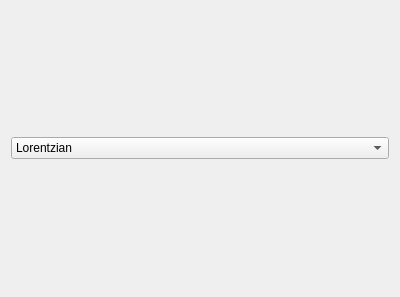
The window that pylabnet/gui/pyqt/gui_templates/fit_popup.ui (lukingroup/pylabnet) describes before a commit, drawn with Qt 5.
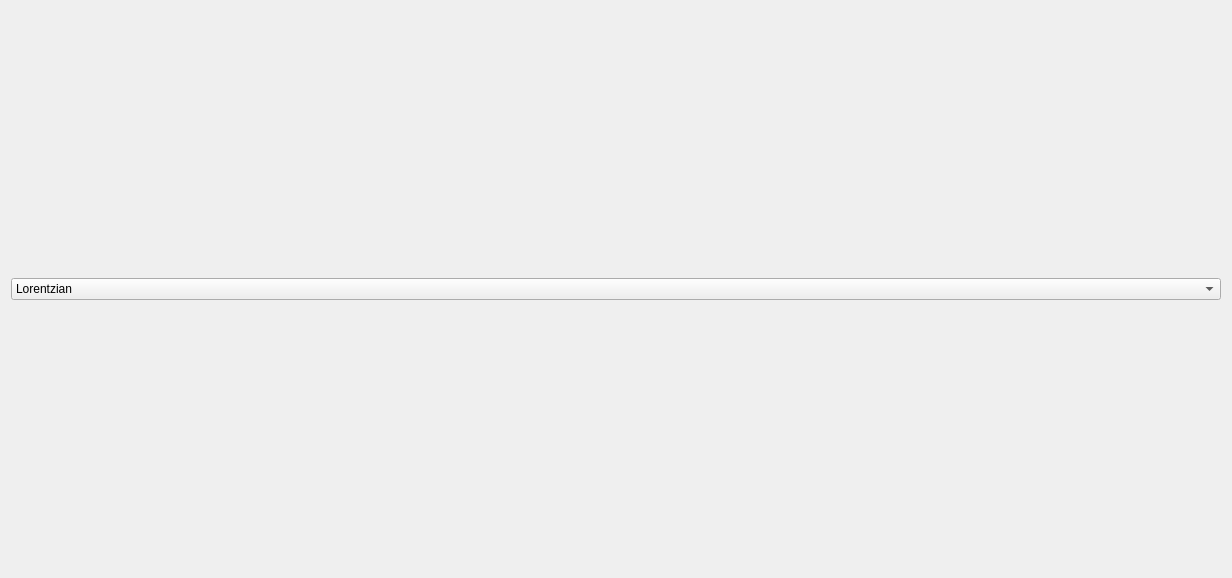
The same window after the commit.

The edit to the form file:
```diff
--- a/pylabnet/gui/pyqt/gui_templates/fit_popup.ui
+++ b/pylabnet/gui/pyqt/gui_templates/fit_popup.ui
@@ -6,8 +6,8 @@
    <rect>
     <x>0</x>
     <y>0</y>
-    <width>400</width>
-    <height>297</height>
+    <width>1232</width>
+    <height>578</height>
    </rect>
   </property>
   <property name="windowTitle">
```
